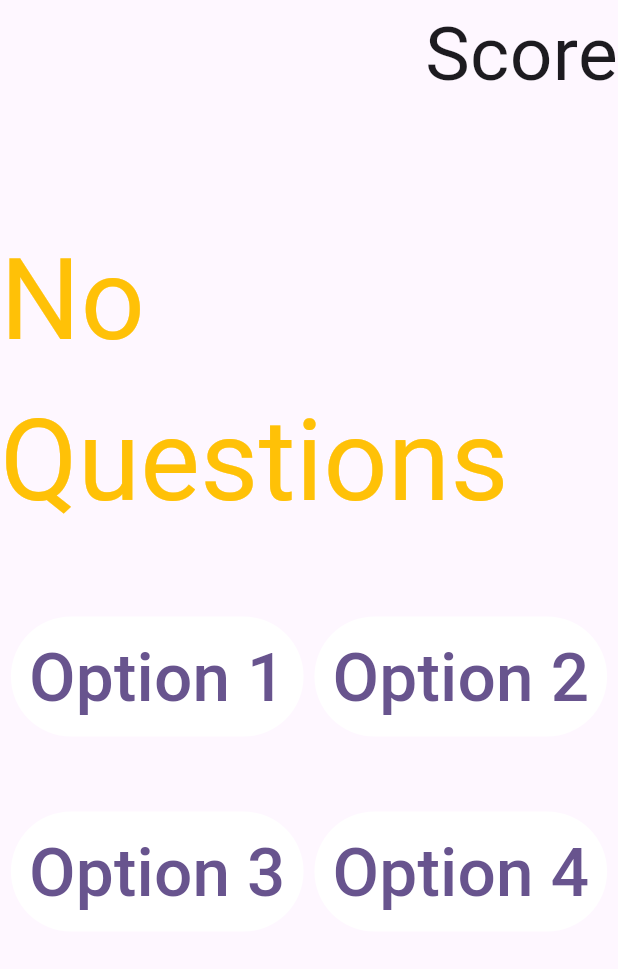
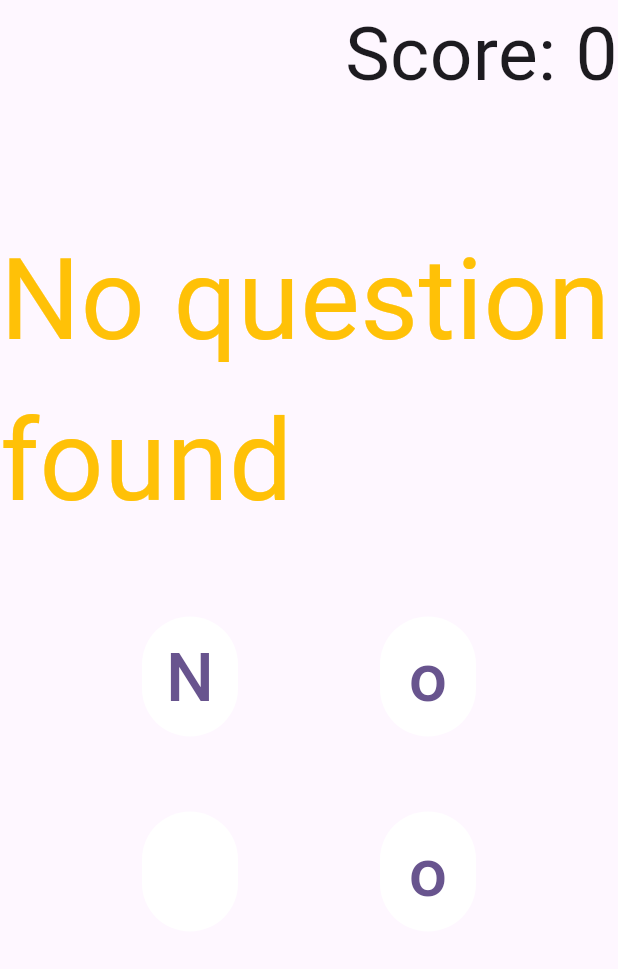
Before and after one commit to Noah12398/Quiz-App, a Flutter app: the screen it shows after launch, on a phone screen of 412 x 824 dp, the part 84-1053 px from its top. Run offline on Flutter 3.47's test engine with Material 3 defaults, Android fonts, the phone set to English and light mode, and no system bars; our stand-ins replace cloud_firestore, firebase_core, get; accounts and stored records are empty.

```diff
--- a/quiz_app/lib/Controller.dart
+++ b/quiz_app/lib/Controller.dart
@@ -1,29 +1,63 @@
 import 'package:get/get.dart';
 
 class ButtonController extends GetxController {
-  bool _isSelected1 = false;
-  var _isSelected2 = false;
-  var _isSelected3 = false;
-  var _isSelected4 = false;
-  bool get isSelected1 => _isSelected1;
-  bool get isSelected2 => _isSelected2;
-  bool get isSelected3 => _isSelected3;
-  bool get isSelected4 => _isSelected4;
-
-  void toggleButton1(){
-    _isSelected1 = !_isSelected1;
+  bool isSelected1 = false;
+  bool isSelected2 = false;
+  bool isSelected3 = false;
+  bool isSelected4 = false;
+  int currentQuestionIndex = 0;
+  int Score=0;
+  int totalQuestions=0;
+  void toggleButton1() {
+    isSelected1 = true;
+    isSelected2 = false;
+    isSelected3 = false;
+    isSelected4 = false;
     update();
   }
-  void toggleButton2(){
-    _isSelected2 = !_isSelected2;
+
+  void toggleButton2() {
+    isSelected1 = false;
+    isSelected2 = true;
+    isSelected3 = false;
+    isSelected4 = false;
     update();
   }
-  void toggleButton3(){
-    _isSelected3 = !_isSelected3;
+
+  void toggleButton3() {
+    isSelected1 = false;
+    isSelected2 = false;
+    isSelected3 = true;
+    isSelected4 = false;
     update();
   }
-  void toggleButton4(){
-    _isSelected4 = !_isSelected4;
+
+  void toggleButton4() {
+    isSelected1 = false;
+    isSelected2 = false;
+    isSelected3 = false;
+    isSelected4 = true;
     update();
   }
+
+    void nextQuestion() {
+    if (currentQuestionIndex < totalQuestions - 1) {
+      currentQuestionIndex++;
+      isSelected1 = false;
+      isSelected2 = false;
+      isSelected3 = false;
+      isSelected4 = false;
+      Score=Score+5;
+      update();
+    } else {
+      Get.snackbar('Quiz Completed', 'You have answered all the questions!');
+    }
+  }
+
+  void resetQuiz() {
+    currentQuestionIndex=0;
+    Score=0;
+    update(); // Notify listeners that the state has been reset
+
+  }
 }
--- a/quiz_app/lib/main.dart
+++ b/quiz_app/lib/main.dart
@@ -1,10 +1,13 @@
+import 'dart:io';
+
 import 'package:flutter/material.dart';
 import 'package:get/get.dart';
 import 'package:quiz_app/firebase_options.dart';
 import 'Controller.dart';
 import 'package:firebase_core/firebase_core.dart'; // Import Firebase Core
 import 'package:cloud_firestore/cloud_firestore.dart'; // Import Cloud Firestore
-void main() async{
+import 'GameOverScreen.dart';
+void main() async {
   await Firebase.initializeApp(
     options: DefaultFirebaseOptions.currentPlatform,
   );
@@ -13,17 +16,17 @@ await Firebase.initializeApp(
 
 class MyApp extends StatelessWidget {
   const MyApp({super.key});
+
   @override
   Widget build(BuildContext context) {
-
     return MaterialApp(
       title: 'Flutter Demo',
       theme: ThemeData(
         colorScheme: ColorScheme.fromSeed(seedColor: Colors.deepPurple),
         useMaterial3: true,
       ),
-      home:  MyHomePage(title: 'QUIZ'),
-      debugShowCheckedModeBanner :false
+      home: MyHomePage(title: 'QUIZ'),
+      debugShowCheckedModeBanner: false,
     );
   }
 }
@@ -34,17 +37,30 @@ class MyHomePage extends StatelessWidget {
 
   @override
   Widget build(BuildContext context) {
-        String Question;
     final ButtonController controller = Get.put(ButtonController());
     final FirebaseFirestore _firestore = FirebaseFirestore.instance;
-        Future<String> fetchQuestion() async {
+    int i = -1;
+
+    Future<Map<String, dynamic>> fetchQuestion() async {
       final querySnapshot = await _firestore.collection('Quiz').get();
+      int totalQuestions = querySnapshot.docs.length; // Get the total number of questions
+      controller.totalQuestions = totalQuestions;
       if (querySnapshot.docs.isNotEmpty) {
-      return querySnapshot.docs[0]['Question'] ?? 'No question found';
-    }else{
-      return "No Questions";
+        final doc = querySnapshot.docs[controller.currentQuestionIndex];
+        return {
+          'Question': doc['Question'] ?? 'No question found',
+          'Options': doc['Options'] ?? 'No options found',
+          'Answer': doc['Answer'] ?? 'No answer found',
+        };
+      } else {
+        return {
+          'Question': 'No question found',
+          'Options': 'No options found',
+          'Answer': 'No answer found',
+        };
       }
     }
+
     return Builder(
       builder: (context) {
         return Scaffold(
@@ -52,9 +68,9 @@ if (querySnapshot.docs.isNotEmpty) {
             backgroundColor: Theme.of(context).colorScheme.inversePrimary,
             title: Text(title),
           ),
-           body:GetBuilder<ButtonController>(
+          body: GetBuilder<ButtonController>(
             builder: (_) {
-               return FutureBuilder<String>(
+              return FutureBuilder<Map<String, dynamic>>(
                 future: fetchQuestion(),
                 builder: (context, snapshot) {
                   if (snapshot.hasError) {
@@ -62,27 +78,57 @@ if (querySnapshot.docs.isNotEmpty) {
                   }
                   return Stack(
                     children: <Widget>[
-                    Align(alignment: Alignment.topRight,
-                    child:Text('Score',textAlign:TextAlign.right,style: TextStyle(fontSize: 50),) ,),
+                      Align(
+                        alignment: Alignment.topRight,
+                        child: Text(
+                          'Score: ${controller.Score}',
+                          textAlign: TextAlign.right,
+                          style: TextStyle(fontSize: 50),
+                        ),
+                      ),
                       Center(
                         child: Column(
                           mainAxisAlignment: MainAxisAlignment.center,
                           children: <Widget>[
                             Text(
-                      snapshot.data!,style: TextStyle( color: Colors.amber,fontStyle:FontStyle.normal,fontSize:75),
+                              snapshot.data?['Question']!,
+                              style: TextStyle(
+                                  color: Colors.amber,
+                                  fontStyle: FontStyle.normal,
+                                  fontSize: 75),
                             ),
-                  const SizedBox(height:50),
+                            const SizedBox(height: 50),
                             Row(
                               mainAxisAlignment: MainAxisAlignment.spaceEvenly,
                               children: <Widget>[
                                 TextButton(
-                              onPressed: controller.toggleButton1,
+                                  onPressed:() {controller.toggleButton1();
+                                  if (snapshot.data?['Answer'] == 0) {
+                                    Future.delayed(Duration(seconds: 1), () {
+                                      controller.nextQuestion();
+                                    });
+                                  }else{
+                                    Navigator.push(
+                                      context,
+                                      MaterialPageRoute(
+                                        builder: (context) => GameOverScreen(
+                                          onRestart: () {
+                                            Navigator.pop(context); // Close GameOverScreen
+                                            controller.resetQuiz(); // Reset quiz state
+                                          },
+                                        ),
+                                      ),
+                                    );
+
+                                  }
+                                  },
                                   style: TextButton.styleFrom(
-                                backgroundColor:controller.isSelected1
-                                      ? Colors.green
-                                      : Colors.white,),
-                              child: const Text(
-                                'Option 1',
+                                    backgroundColor: controller.isSelected1
+                                        ? (snapshot.data?['Answer'] == 0 ? Colors.green : Colors.red)
+                                        : Colors.white,
+                                  ),
+                                  child: Text(
+                                    snapshot.data?['Options']![0],
                                     style: TextStyle(
                                       fontStyle: FontStyle.normal,
                                       fontSize: 45,
@@ -90,13 +136,20 @@ if (querySnapshot.docs.isNotEmpty) {
                                   ),
                                 ),
                                 TextButton(
-                              onPressed: controller.toggleButton2,
+                                  onPressed:() {controller.toggleButton2();
+                                  if (snapshot.data?['Answer'] == 1) {
+                                    Future.delayed(Duration(seconds: 1), () {
+                                      controller.nextQuestion();
+                                    });
+                                  }
+                                  },
                                   style: TextButton.styleFrom(
-                                backgroundColor:controller.isSelected2
-                                      ? Colors.green
-                                      : Colors.white,),
-                              child: const Text(
-                                'Option 2',
+                                    backgroundColor: controller.isSelected2
+                                        ? (snapshot.data?['Answer'] == 1 ? Colors.green : Colors.red)
+                                        : Colors.white,
+                                  ),
+                                  child: Text(
+                                    snapshot.data?['Options']![1],
                                     style: TextStyle(
                                       fontStyle: FontStyle.normal,
                                       fontSize: 45,
@@ -105,18 +158,25 @@ if (querySnapshot.docs.isNotEmpty) {
                                 ),
                               ],
                             ),
-                    const SizedBox(height:50),
+                            const SizedBox(height: 50),
                             Row(
                               mainAxisAlignment: MainAxisAlignment.spaceEvenly,
                               children: <Widget>[
                                 TextButton(
-                              onPressed: controller.toggleButton3,
+                                  onPressed:() {controller.toggleButton3();
+                                  if (snapshot.data?['Answer'] == 2) {
+                                    Future.delayed(Duration(seconds: 1), () {
+                                      controller.nextQuestion();
+                                    });
+                                  }
+                                  },
                                   style: TextButton.styleFrom(
-                                backgroundColor:controller.isSelected3
-                                      ? Colors.green
-                                      : Colors.white,),
-                              child: const Text(
-                                'Option 3',
+                                    backgroundColor: controller.isSelected3
+                                        ? (snapshot.data?['Answer'] == 2 ? Colors.green : Colors.red)
+                                        : Colors.white,
+                                  ),
+                                  child: Text(
+                                    snapshot.data?['Options']![2],
                                     style: TextStyle(
                                       fontStyle: FontStyle.normal,
                                       fontSize: 45,
@@ -124,13 +184,20 @@ if (querySnapshot.docs.isNotEmpty) {
                                   ),
                                 ),
                                 TextButton(
-                              onPressed: controller.toggleButton4,
+                                  onPressed:() {controller.toggleButton4();
+                                  if (snapshot.data?['Answer'] == 3) {
+                                    Future.delayed(Duration(seconds: 1), () {
+                                      controller.nextQuestion();
+                                    });
+                                  }
+                                  },
                                   style: TextButton.styleFrom(
-                                backgroundColor:controller.isSelected4
-                                      ? Colors.green
-                                      : Colors.white,),
-                              child: const Text(
-                                'Option 4',
+                                    backgroundColor: controller.isSelected4
+                                        ? (snapshot.data?['Answer'] == 3 ? Colors.green : Colors.red)
+                                        : Colors.white,
+                                  ),
+                                  child: Text(
+                                    snapshot.data?['Options']![3],
                                     style: TextStyle(
                                       fontStyle: FontStyle.normal,
                                       fontSize: 45,
@@ -144,12 +211,12 @@ if (querySnapshot.docs.isNotEmpty) {
                       ),
                     ],
                   );
-                }
+                },
               );
-             }
-           )
+            },
+          ),
         );
-      }
+      },
     );
   }
 }
```
Also changed, not shown: quiz_app/lib/GameOverScreen.dart (added, +56 -0 lines). Lines whose indentation alone changed are shown as unchanged.
